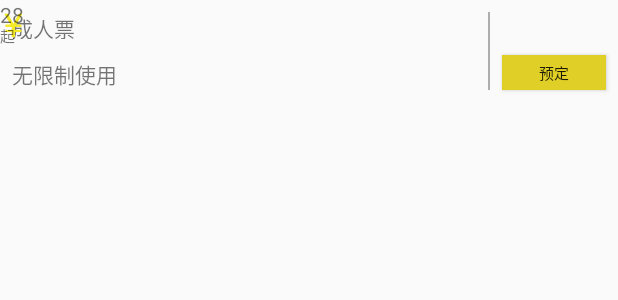
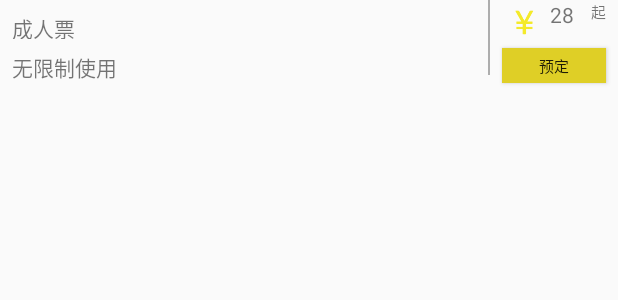
Before and after one commit to WuliiDragon/Travelapp, an Android app: the layout item_ticket.xml on its own in the app's theme, with its tools: preview values and no code run, on a phone screen of 412 x 824 dp. Shown: the top 300 px of the screen. Run offline under Robolectric (Android 15) with nearby library versions, the phone set to English and light mode, and no system bars; network calls fail.

Commit message:
商家详情完善了门票 zyl 2017年11月23日16:48:39

```diff
--- a/app/src/main/java/wlxy/com/travelapp/adapter/TicketAdapter.java
+++ b/app/src/main/java/wlxy/com/travelapp/adapter/TicketAdapter.java
@@ -9,6 +9,7 @@ import android.widget.TextView;
 
 import com.android.volley.toolbox.NetworkImageView;
 
+import java.util.ArrayList;
 import java.util.List;
 
 import wlxy.com.travelapp.R;
@@ -22,10 +23,10 @@ import wlxy.com.travelapp.utils.utils;
  */
 
 public class TicketAdapter extends ArrayAdapter<TicketModel> {
-    private List<TicketModel> data;
+    private ArrayList<TicketModel> data;
     private int viewId;
 
-    public TicketAdapter(Context context, int viewId, List<TicketModel> data) {
+    public TicketAdapter(Context context, int viewId, ArrayList<TicketModel> data) {
         super(context, viewId, data);
         this.data = data;
         this.viewId = viewId;
--- a/app/src/main/res/layout/item_ticket.xml
+++ b/app/src/main/res/layout/item_ticket.xml
@@ -3,7 +3,8 @@
     xmlns:app="http://schemas.android.com/apk/res-auto"
     xmlns:tools="http://schemas.android.com/tools"
     android:layout_width="match_parent"
-    android:layout_height="wrap_content">
+    android:layout_height="wrap_content"
+    tools:layout_editor_absoluteY="81dp">
 
     <TextView
         android:id="@+id/ticket_name"
@@ -20,14 +21,13 @@
         android:layout_width="161dp"
         android:layout_height="21dp"
         android:layout_marginBottom="8dp"
+
         android:layout_marginStart="8dp"
         android:layout_marginTop="8dp"
         android:text="无限制使用"
         app:layout_constraintBottom_toBottomOf="parent"
         app:layout_constraintStart_toStartOf="parent"
-        app:layout_constraintTop_toBottomOf="@+id/ticket_name"
-
-        app:layout_constraintVertical_bias="1.0" />
+        app:layout_constraintTop_toBottomOf="@+id/ticket_name" />
 
     <Button
         android:id="@+id/button"
@@ -36,9 +36,9 @@
         android:layout_marginBottom="8dp"
         android:layout_marginEnd="8dp"
         android:background="#DFCF26"
+
         android:text="预定"
         android:textSize="10sp"
-
         app:layout_constraintBottom_toBottomOf="parent"
         app:layout_constraintEnd_toEndOf="parent" />
 
@@ -46,40 +46,37 @@
         android:id="@+id/imageView6"
         android:layout_width="18dp"
         android:layout_height="18dp"
-        android:layout_marginTop="8dp"
-        app:layout_constraintTop_toTopOf="parent"
-        app:srcCompat="@drawable/iconrmb"
-        tools:layout_editor_absoluteX="335dp" />
+        android:layout_marginBottom="8dp"
+        android:layout_marginEnd="8dp"
+        app:layout_constraintBottom_toTopOf="@+id/button"
+        app:layout_constraintEnd_toStartOf="@+id/tick_price"
+        app:srcCompat="@drawable/iconrmb" />
 
     <ImageView
         android:id="@+id/imageView9"
         android:layout_width="1dp"
-        android:layout_height="0dp"
-        android:layout_marginBottom="8dp"
+        android:layout_height="50dp"
         android:layout_marginEnd="8dp"
-        android:layout_marginTop="8dp"
-        app:layout_constraintBottom_toBottomOf="parent"
         app:layout_constraintEnd_toStartOf="@+id/button"
-        app:layout_constraintTop_toTopOf="parent"
-        app:layout_constraintVertical_bias="0.0"
-        app:srcCompat="@color/theGray" />
+        app:srcCompat="@color/theGray"
+        tools:layout_editor_absoluteY="8dp" />
 
     <TextView
         android:id="@+id/tick_price"
         android:layout_width="19dp"
         android:layout_height="19dp"
+        android:layout_marginEnd="8dp"
         android:text="28"
-        tools:layout_editor_absoluteX="360dp"
+        app:layout_constraintEnd_toStartOf="@+id/textView"
         tools:layout_editor_absoluteY="8dp" />
 
     <TextView
+        android:id="@+id/textView"
         android:layout_width="wrap_content"
         android:layout_height="wrap_content"
-        android:layout_marginBottom="5dp"
-        android:layout_marginTop="16dp"
+        android:layout_marginEnd="8dp"
         android:text="起"
         android:textSize="10sp"
-        app:layout_constraintBottom_toTopOf="@+id/button"
-        app:layout_constraintTop_toTopOf="parent"
-        tools:layout_editor_absoluteX="385dp" />
+        app:layout_constraintEnd_toEndOf="parent"
+        tools:layout_editor_absoluteY="16dp" />
 </android.support.constraint.ConstraintLayout>
```
Also changed, not shown: app/src/main/java/wlxy/com/travelapp/fragment/TicketFragment.java (+36 -24 lines), app/src/main/java/wlxy/com/travelapp/main/MerChantDetailActivity.java (+42 -10 lines).
